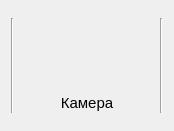
The window that camera/res/frm_control_camera.ui (mcsltd/mcs-inRat-monitor) describes before a commit, drawn with Qt 5.
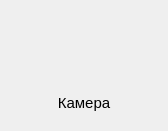
The same window after the commit. Icons and pictures are not drawn.

Commit message: fix vertical size status bar

```diff
--- a/camera/res/frm_control_camera.ui
+++ b/camera/res/frm_control_camera.ui
@@ -6,7 +6,7 @@
    <rect>
     <x>0</x>
     <y>0</y>
-    <width>174</width>
+    <width>168</width>
     <height>131</height>
    </rect>
   </property>
@@ -15,16 +15,6 @@
   </property>
   <layout class="QGridLayout" name="gridLayout">
    <item row="0" column="0">
-    <widget class="Line" name="line_2">
-     <property name="frameShadow">
-      <enum>QFrame::Shadow::Sunken</enum>
-     </property>
-     <property name="orientation">
-      <enum>Qt::Orientation::Vertical</enum>
-     </property>
-    </widget>
-   </item>
-   <item row="0" column="1">
     <layout class="QVBoxLayout" name="verticalLayout">
      <property name="spacing">
       <number>0</number>
@@ -100,16 +90,6 @@
      </item>
     </layout>
    </item>
-   <item row="0" column="2">
-    <widget class="Line" name="line">
-     <property name="frameShadow">
-      <enum>QFrame::Shadow::Sunken</enum>
-     </property>
-     <property name="orientation">
-      <enum>Qt::Orientation::Vertical</enum>
-     </property>
-    </widget>
-   </item>
   </layout>
  </widget>
  <resources>
```
The commit also changes 15 other files.
